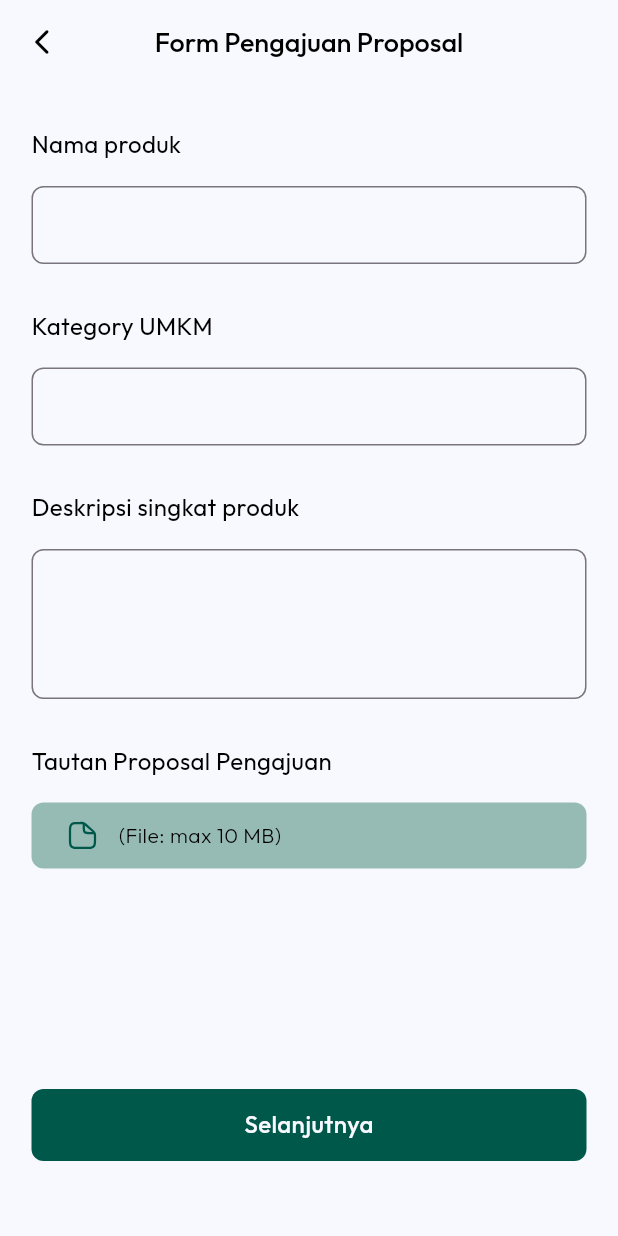
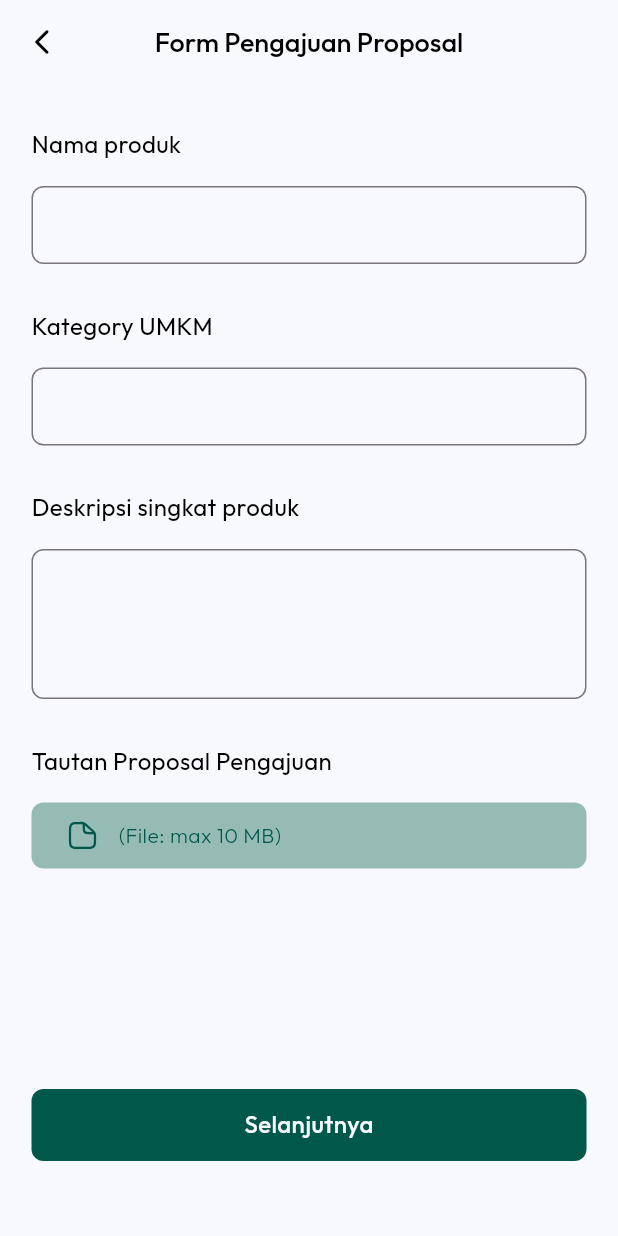
Before and after one commit to raihansyahrin/team_5_motionhack, a Flutter app: the FormSubmissionPage screen opened directly, on a phone screen of 412 x 824 dp. Run offline on Flutter 3.47's test engine with Material 3 defaults, Android fonts, the phone set to English and light mode, and no system bars; our stand-ins replace flutter_svg, get, google_fonts, shared_preferences; accounts and stored records are empty.

Commit message:
refactor: delete unused import and change color text

```diff
--- a/lib/ui/investment/form_submission/form_submission_page.dart
+++ b/lib/ui/investment/form_submission/form_submission_page.dart
@@ -1,8 +1,6 @@
 import 'package:flutter/material.dart';
-import 'package:flutter/widgets.dart';
 import 'package:flutter_svg/svg.dart';
 import 'package:team_5_motionhack/common/theme/font.dart';
-import 'package:team_5_motionhack/ui/investment/investment_page.dart';
 import 'package:team_5_motionhack/ui/widgets/bottom_nav_bar.dart';
 import 'package:team_5_motionhack/ui/widgets/custom_app_bar.dart';
 
@@ -127,7 +125,9 @@ class FormSubmissionPage extends StatelessWidget {
                       ),
                       Text(
                         '(File: max 10 MB)',
-                        style: lightText14,
+                        style: lightText14.copyWith(
+                          color: const Color(0xFF00584B),
+                        ),
                       ),
                     ],
                   ),
```
